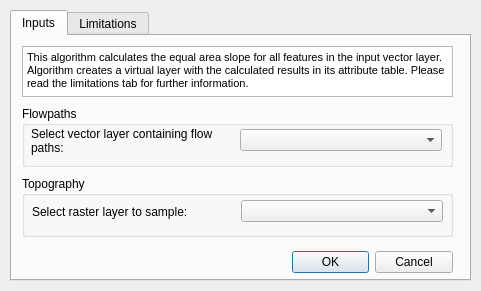
Above: EAS_dialog_base.ui from D-a-s-h-e-r/EAS before the change. Below: the same form after it.
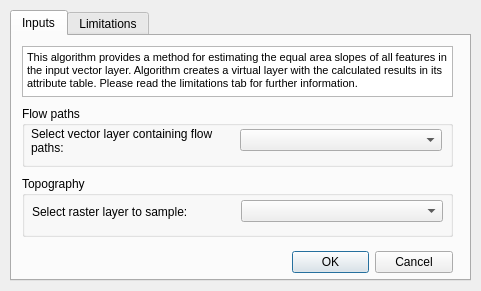
That is the form after the change. The open tabs and pages were chosen to show the change. Custom widgets are drawn as their Qt base class.

What changed in the file:
```diff
--- a/EAS_dialog_base.ui
+++ b/EAS_dialog_base.ui
@@ -74,7 +74,7 @@
       </rect>
      </property>
      <property name="title">
-      <string>Flowpaths</string>
+      <string>Flow paths</string>
      </property>
      <widget class="QWidget" name="horizontalLayoutWidget">
       <property name="geometry">
@@ -132,7 +132,7 @@
 &lt;html&gt;&lt;head&gt;&lt;meta name=&quot;qrichtext&quot; content=&quot;1&quot; /&gt;&lt;style type=&quot;text/css&quot;&gt;
 p, li { white-space: pre-wrap; }
 &lt;/style&gt;&lt;/head&gt;&lt;body style=&quot; font-family:'MS Shell Dlg 2'; font-size:8.25pt; font-weight:400; font-style:normal;&quot;&gt;
-&lt;p style=&quot; margin-top:0px; margin-bottom:0px; margin-left:0px; margin-right:0px; -qt-block-indent:0; text-indent:0px;&quot;&gt;&lt;span style=&quot; font-size:8pt;&quot;&gt;This algorithm calculates the equal area slope for all features in the input vector layer. Algorithm creates a virtual layer with the calculated results in its attribute table. Please read the limitations tab for further information.&lt;/span&gt;&lt;/p&gt;&lt;/body&gt;&lt;/html&gt;</string>
+&lt;p style=&quot; margin-top:0px; margin-bottom:0px; margin-left:0px; margin-right:0px; -qt-block-indent:0; text-indent:0px;&quot;&gt;&lt;span style=&quot; font-size:8pt;&quot;&gt;This algorithm provides a method for estimating the equal area slopes of all features in the input vector layer. Algorithm creates a virtual layer with the calculated results in its attribute table. Please read the limitations tab for further information.&lt;/span&gt;&lt;/p&gt;&lt;/body&gt;&lt;/html&gt;</string>
      </property>
     </widget>
    </widget>
```
Left out of the diff: 6 changed lines with no effect on the pictures.
